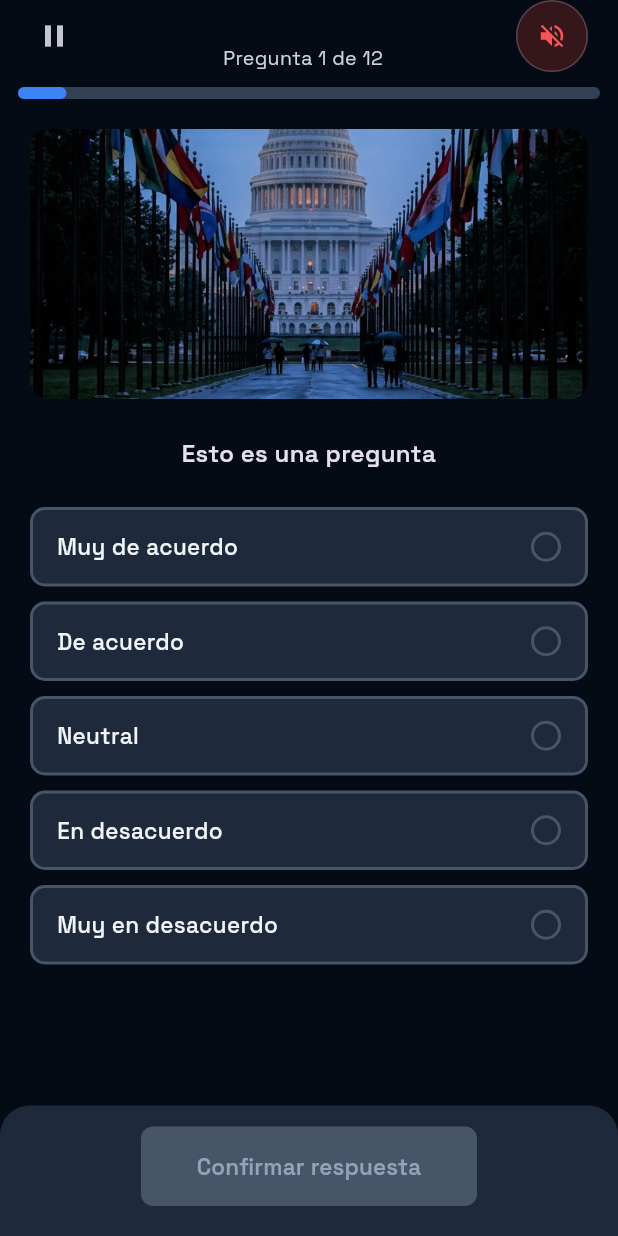
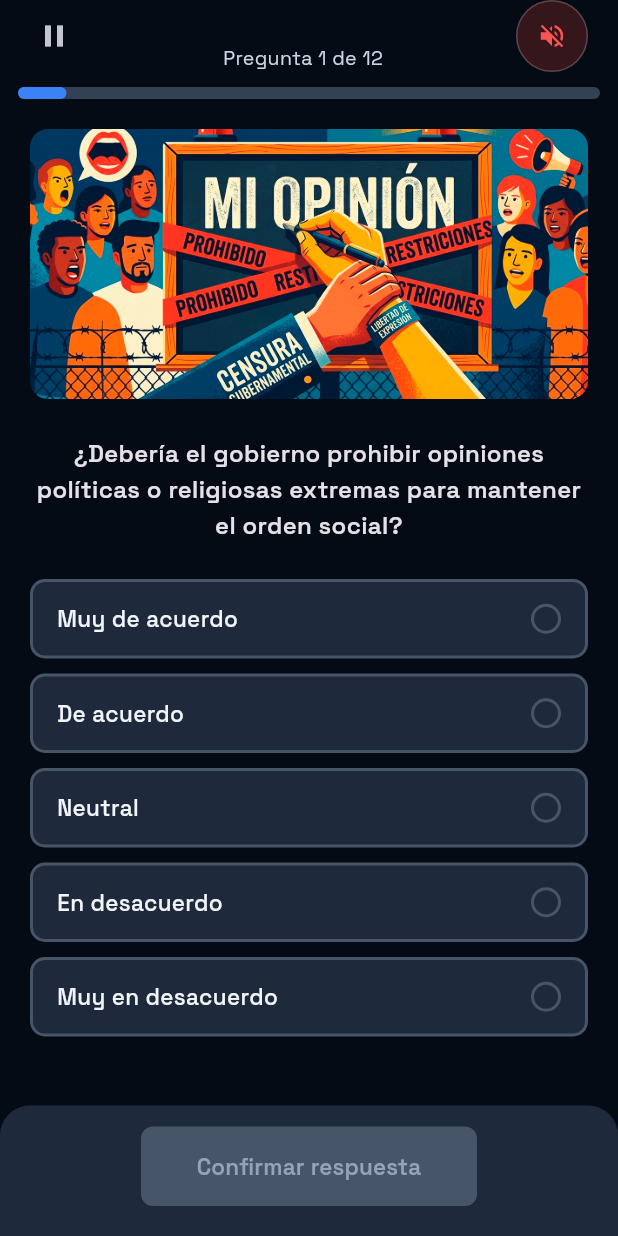
Before and after one commit to AleBesu/YourPoltical-Test, a Flutter app: the QuestionScreen screen opened directly, on a phone screen of 412 x 824 dp. Run offline on Flutter 3.47's test engine with Material 3 defaults, Android fonts, the phone set to English and light mode, and no system bars; our stand-ins replace flutter_material_design_icons, flutter_riverpod, google_fonts, hive, just_audio, screenshot and 1 more; accounts and stored records are empty.

Commit message:
Enhance question and results screens with new questions, images, and improved UI; add non-scrollable page view

```diff
--- a/lib/UI/screens/question_screen.dart
+++ b/lib/UI/screens/question_screen.dart
@@ -108,6 +108,7 @@ class _QuestionScreenState extends ConsumerState<QuestionScreen> {
             // ── Scrollable body ──────────────────────────────────────
             Expanded(
               child: PageView(
+                physics: const NeverScrollableScrollPhysics(),
                 controller: _pageController,
                 onPageChanged: (value) {
                   setState(() => currentQuestionIndex = value);
@@ -115,6 +116,8 @@ class _QuestionScreenState extends ConsumerState<QuestionScreen> {
                 children: List.generate(questionsList.length, (index) {
                   PoliticalAnswer? currentSelectedAnswer =
                       _selectedAswersList[index];
+
+                  final currentQuestion = questionsList[currentQuestionIndex];
 
                   return SingleChildScrollView(
                     padding: const EdgeInsets.fromLTRB(20, 20, 20, 8),
@@ -124,10 +127,27 @@ class _QuestionScreenState extends ConsumerState<QuestionScreen> {
                         ClipRRect(
                           borderRadius: BorderRadius.circular(12),
                           child: Image.asset(
-                            "assets/main_screen_wallpaper.png",
+                            currentQuestion.imageAssetPath,
                             height: 180,
                             width: double.infinity,
                             fit: BoxFit.cover,
+                            frameBuilder:
+                                (
+                                  context,
+                                  child,
+                                  frame,
+                                  wasSynchronouslyLoaded,
+                                ) {
+                                  if (wasSynchronouslyLoaded) {
+                                    return child;
+                                  }
+                                  return AnimatedOpacity(
+                                    opacity: frame == null ? 0 : 1,
+                                    duration: const Duration(milliseconds: 500),
+                                    curve: Curves.easeInOut,
+                                    child: child,
+                                  );
+                                },
                           ),
                         ),
 
@@ -135,7 +155,7 @@ class _QuestionScreenState extends ConsumerState<QuestionScreen> {
 
                         // Question
                         Text(
-                          "Esto es una pregunta",
+                          currentQuestion.question,
                           textAlign: TextAlign.center,
                           style: const TextStyle(
                             fontSize: 16,
--- a/lib/UI/screens/results_screen.dart
+++ b/lib/UI/screens/results_screen.dart
@@ -12,7 +12,7 @@ class PoliticalResult {
   final double economicPosition; // -1.0 (izquierda) a 1.0 (derecha)
   final double economicMaxPosition;
 
-  final double authorityPosition; // -1.0 (liberal) a 1.0 (totalitario)
+  final double authorityPosition; // -1.0 (totalitario) a 1.0 (liberal)
   final double authorityMaxPosition;
   const PoliticalResult({
     required this.economicPosition,
@@ -317,6 +317,7 @@ class _ResultsScreenState extends State<ResultsScreen> {
             setState(() {
               isTakingScreenshot = true;
             });
+
             _resultsScreenshotController.capture().then((imageBytes) async {
               setState(() {
                 isTakingScreenshot = false;
@@ -470,7 +471,7 @@ class _PoliticalCompass extends StatelessWidget {
               (authorityPosition / authorityMaxPosition) *
                   -1, // es por -1 ya que en flutter los valores
               //positivos del eje Y van hacia abajo y yo uso convesionalmente
-              // los valores positivos hacia arriba
+              // los valores positivos hacia arriba(arriba liberal, abajo totalitario)
             ),
             child: _UserMarker(size: 28),
           ),
--- a/lib/core/const/questions_list.dart
+++ b/lib/core/const/questions_list.dart
@@ -3,86 +3,98 @@ import 'package:your_political_test/core/entities/question.dart';
 List<Question> questionsList = const <Question>[
   //1
   Question(
-    question: "",
-    imageAssetPath: "",
-    questionAxis: QuestionAxis.horizontal,
-    direction: Direction.positive,
+    question:
+        "¿Debería el gobierno prohibir opiniones políticas o religiosas extremas para mantener el orden social?",
+    imageAssetPath: "assets/question_images/1.png",
+    questionAxis: QuestionAxis.vertical,
+    direction: Direction.negative,
   ),
   //2
   Question(
-    question: "",
-    imageAssetPath: "",
-    questionAxis: QuestionAxis.horizontal,
+    question:
+        "¿Debería eliminarse el servicio militar obligatorio y mantener solo un ejército profesional voluntario?",
+    imageAssetPath: "assets/question_images/2.png",
+    questionAxis: QuestionAxis.vertical,
     direction: Direction.positive,
   ),
   //3
   Question(
-    question: "",
-    imageAssetPath: "",
-    questionAxis: QuestionAxis.horizontal,
+    question:
+        "¿Deben legalizarse los actos sexuales consentidos entre adultos (en privado) sin interferencia estatal?",
+    imageAssetPath: "assets/question_images/3.png",
+    questionAxis: QuestionAxis.vertical,
     direction: Direction.positive,
   ),
   //4
   Question(
-    question: "",
-    imageAssetPath: "",
-    questionAxis: QuestionAxis.horizontal,
+    question:
+        "¿Debería permitirse el consumo y la venta de sustancias (como la marihuana) bajo la responsabilidad del adulto, en lugar de ser una cuestión penal?",
+    imageAssetPath: "assets/question_images/4.png",
+    questionAxis: QuestionAxis.vertical,
     direction: Direction.positive,
   ),
   //5
   Question(
-    question: "",
-    imageAssetPath: "",
-    questionAxis: QuestionAxis.horizontal,
+    question:
+        "¿Debería el Estado ser totalmente laico y no otorgar privilegios ni fondos públicos a ninguna institución religiosa?",
+    imageAssetPath: "assets/question_images/5.png",
+    questionAxis: QuestionAxis.vertical,
     direction: Direction.positive,
   ),
   //6
   Question(
-    question: "",
-    imageAssetPath: "",
-    questionAxis: QuestionAxis.horizontal,
+    question:
+        "¿Deben las personas tener libertad para cruzar fronteras y trabajar, siempre que no tengan antecedentes criminales?",
+    imageAssetPath: "assets/question_images/6.png",
+    questionAxis: QuestionAxis.vertical,
     direction: Direction.positive,
   ),
   //7
   Question(
-    question: "",
-    imageAssetPath: "",
-    questionAxis: QuestionAxis.vertical,
+    question:
+        "¿Deberían reducirse drásticamente los impuestos para que las personas dispongan de una mayor parte de sus ingresos?",
+    imageAssetPath: "assets/question_images/7.png",
+    questionAxis: QuestionAxis.horizontal,
     direction: Direction.positive,
   ),
   //8
   Question(
-    question: "",
-    imageAssetPath: "",
-    questionAxis: QuestionAxis.vertical,
+    question:
+        "¿Debería el gobierno reducir el gasto social y las subvenciones para equilibrar el presupuesto y bajar la deuda?",
+    imageAssetPath: "assets/question_images/8.png",
+    questionAxis: QuestionAxis.horizontal,
     direction: Direction.positive,
   ),
   //9
   Question(
-    question: "",
-    imageAssetPath: "",
-    questionAxis: QuestionAxis.vertical,
+    question:
+        "¿Deberían eliminarse los controles de precios y salarios para que el mercado los determine libremente?",
+    imageAssetPath: "assets/question_images/9.png",
+    questionAxis: QuestionAxis.horizontal,
     direction: Direction.positive,
   ),
   //10
   Question(
-    question: "",
-    imageAssetPath: "",
-    questionAxis: QuestionAxis.vertical,
+    question:
+        "¿Deberían sectores como el correo, la electricidad o el transporte pasar a manos privadas en lugar de ser gestionados por el Estado?",
+    imageAssetPath: "assets/question_images/10.png",
+    questionAxis: QuestionAxis.horizontal,
     direction: Direction.positive,
   ),
   //11
   Question(
-    question: "",
-    imageAssetPath: "",
-    questionAxis: QuestionAxis.vertical,
+    question:
+        "¿Debería permitirse el libre comercio sin aranceles ni cuotas que protejan artificialmente a la industria nacional?",
+    imageAssetPath: "assets/question_images/11.png",
+    questionAxis: QuestionAxis.horizontal,
     direction: Direction.positive,
   ),
   //12
   Question(
-    question: "",
-    imageAssetPath: "",
-    questionAxis: QuestionAxis.vertical,
+    question:
+        "¿Deberían las organizaciones benéficas y el sector privado hacerse cargo de la ayuda social en lugar de programas gubernamentales obligatorios?",
+    imageAssetPath: "assets/question_images/12.png",
+    questionAxis: QuestionAxis.horizontal,
     direction: Direction.positive,
   ),
 ];
--- a/pubspec.yaml
+++ b/pubspec.yaml
@@ -58,6 +58,7 @@ flutter:
   assets:
     - assets/
     - assets/music/
+    - assets/question_images/
   # An image asset can refer to one or more resolution-specific "variants", see
   # https://flutter.dev/to/resolution-aware-images
   # For details regarding adding assets from package dependencies, see
```
Also changed, not shown: assets/question_images/1.png (added), assets/question_images/10.png (added), assets/question_images/11.png (added), assets/question_images/12.png (added), assets/question_images/2.png (added), assets/question_images/3.png (added), assets/question_images/4.png (added), 5 other files.
